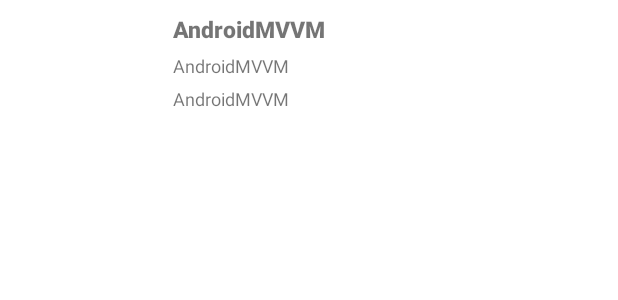
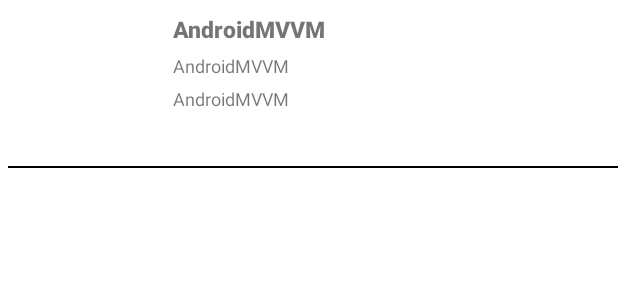
Before and after one commit to MadsEibye/AndroidMVVM, an Android app: the layout custom_item.xml on its own in the app's theme, with its tools: preview values and no code run, on a phone screen of 412 x 824 dp. Shown: the top 300 px of the screen. Run offline under Robolectric (Android 15) with nearby library versions, the phone set to English and light mode, and no system bars.

Commit message:
Minor changes

```diff
--- a/app/src/main/java/com/example/androidmvvm/Activities/MainActivity.java
+++ b/app/src/main/java/com/example/androidmvvm/Activities/MainActivity.java
@@ -48,6 +48,7 @@ public class MainActivity extends AppCompatActivity {
     String dateString;
     Button button;
     TextView dateText;
+    static String APIKEY = "97ee24f1795348b6a7a1e234a11999d3";
 
     @Override
     protected void onCreate(Bundle savedInstanceState) {
@@ -76,7 +77,6 @@ public class MainActivity extends AppCompatActivity {
         @Override
         public void onDateSet(DatePicker view, int year, int monthOfYear,
                               int dayOfMonth) {
-            // TODO Auto-generated method stub
             myCalendar.set(Calendar.YEAR, year);
             myCalendar.set(Calendar.MONTH, monthOfYear);
             myCalendar.set(Calendar.DAY_OF_MONTH, dayOfMonth);
@@ -85,7 +85,6 @@ public class MainActivity extends AppCompatActivity {
     };
 
     public void buttonClicked(View v) {
-        // TODO Auto-generated method stub
         new DatePickerDialog(MainActivity.this, datePicker, myCalendar
                 .get(Calendar.YEAR), myCalendar.get(Calendar.MONTH),
                 myCalendar.get(Calendar.DAY_OF_MONTH)).show();
@@ -114,7 +113,7 @@ public class MainActivity extends AppCompatActivity {
         if (query == null) {
             Toast.makeText(MainActivity.this, "You have to search for something", Toast.LENGTH_LONG).show();
         } else {
-            String q = "https://newsapi.org/v2/everything?q=" + query + "&from=" + dateString + "&sortBy=popularity&apiKey=97ee24f1795348b6a7a1e234a11999d3";
+            String q = "https://newsapi.org/v2/everything?q=" + query + "&from=" + dateString + "&sortBy=popularity&apiKey="+APIKEY;
             NewsService newsService = ApiUtils.getNewsService();
             Call<Paging> searchForNews = newsService.GetNews(q);
             searchForNews.enqueue(new Callback<Paging>() {
--- a/app/src/main/res/layout/custom_item.xml
+++ b/app/src/main/res/layout/custom_item.xml
@@ -67,7 +67,7 @@
 
     <View
         android:layout_marginTop="5dp"
-        android:background="@color/white"
+        android:background="@color/black"
         android:layout_width="match_parent"
         android:layout_height="1dp"/>
 </LinearLayout>
```
